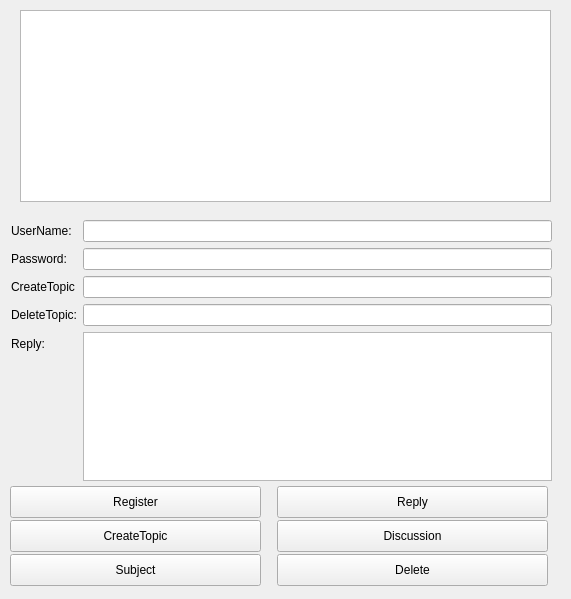
Old version of the form lab4/src/view.ui in the repository kokorosawa/FCU_Network_Programming.
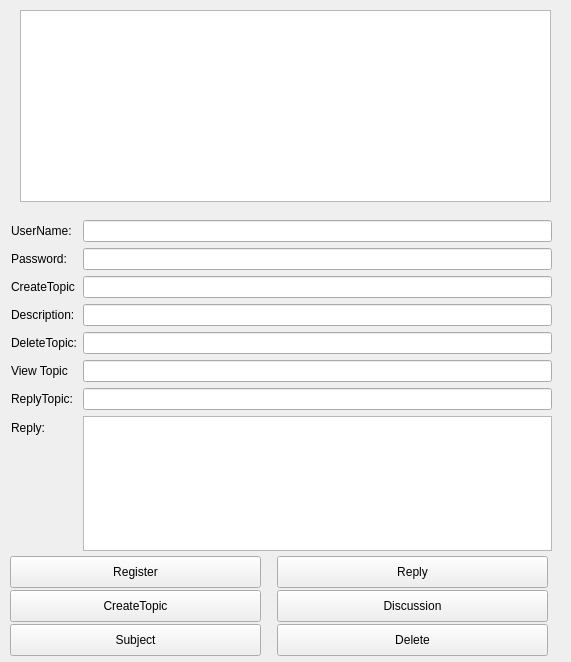
New version of the form.

The edit to the form file:
```diff
--- a/lab4/src/view.ui
+++ b/lab4/src/view.ui
@@ -7,7 +7,7 @@
     <x>0</x>
     <y>0</y>
     <width>571</width>
-    <height>599</height>
+    <height>662</height>
    </rect>
   </property>
   <property name="windowTitle">
@@ -27,7 +27,7 @@
    <property name="geometry">
     <rect>
      <x>10</x>
-     <y>520</y>
+     <y>590</y>
      <width>251</width>
      <height>32</height>
     </rect>
@@ -40,7 +40,7 @@
    <property name="geometry">
     <rect>
      <x>277</x>
-     <y>486</y>
+     <y>556</y>
      <width>271</width>
      <height>32</height>
     </rect>
@@ -53,7 +53,7 @@
    <property name="geometry">
     <rect>
      <x>277</x>
-     <y>554</y>
+     <y>624</y>
      <width>271</width>
      <height>32</height>
     </rect>
@@ -66,7 +66,7 @@
    <property name="geometry">
     <rect>
      <x>277</x>
-     <y>520</y>
+     <y>590</y>
      <width>271</width>
      <height>32</height>
     </rect>
@@ -79,7 +79,7 @@
    <property name="geometry">
     <rect>
      <x>10</x>
-     <y>486</y>
+     <y>556</y>
      <width>251</width>
      <height>32</height>
     </rect>
@@ -92,7 +92,7 @@
    <property name="geometry">
     <rect>
      <x>10</x>
-     <y>554</y>
+     <y>624</y>
      <width>251</width>
      <height>32</height>
     </rect>
@@ -107,7 +107,7 @@
      <x>11</x>
      <y>220</y>
      <width>541</width>
-     <height>261</height>
+     <height>331</height>
     </rect>
    </property>
    <layout class="QFormLayout" name="formLayout">
@@ -141,25 +141,55 @@
     <item row="2" column="1">
      <widget class="QLineEdit" name="createTopicName"/>
     </item>
-    <item row="3" column="0">
+    <item row="4" column="0">
      <widget class="QLabel" name="label_10">
       <property name="text">
        <string>DeleteTopic:</string>
       </property>
      </widget>
     </item>
-    <item row="3" column="1">
+    <item row="4" column="1">
      <widget class="QLineEdit" name="deleteTopicName"/>
     </item>
-    <item row="4" column="0">
+    <item row="7" column="0">
      <widget class="QLabel" name="label_12">
       <property name="text">
        <string>Reply:</string>
       </property>
      </widget>
     </item>
-    <item row="4" column="1">
-     <widget class="QTextEdit" name="textEdit"/>
+    <item row="7" column="1">
+     <widget class="QTextEdit" name="replyBox"/>
+    </item>
+    <item row="3" column="0">
+     <widget class="QLabel" name="label_13">
+      <property name="text">
+       <string>Description:</string>
+      </property>
+     </widget>
+    </item>
+    <item row="3" column="1">
+     <widget class="QLineEdit" name="description"/>
+    </item>
+    <item row="5" column="0">
+     <widget class="QLabel" name="label_14">
+      <property name="text">
+       <string>View Topic</string>
+      </property>
+     </widget>
+    </item>
+    <item row="5" column="1">
+     <widget class="QLineEdit" name="viewTopicName"/>
+    </item>
+    <item row="6" column="0">
+     <widget class="QLabel" name="label_15">
+      <property name="text">
+       <string>ReplyTopic:</string>
+      </property>
+     </widget>
+    </item>
+    <item row="6" column="1">
+     <widget class="QLineEdit" name="replyTopicName"/>
     </item>
    </layout>
   </widget>
```
Left out of the diff: 2 changed lines with no effect on the pictures.
